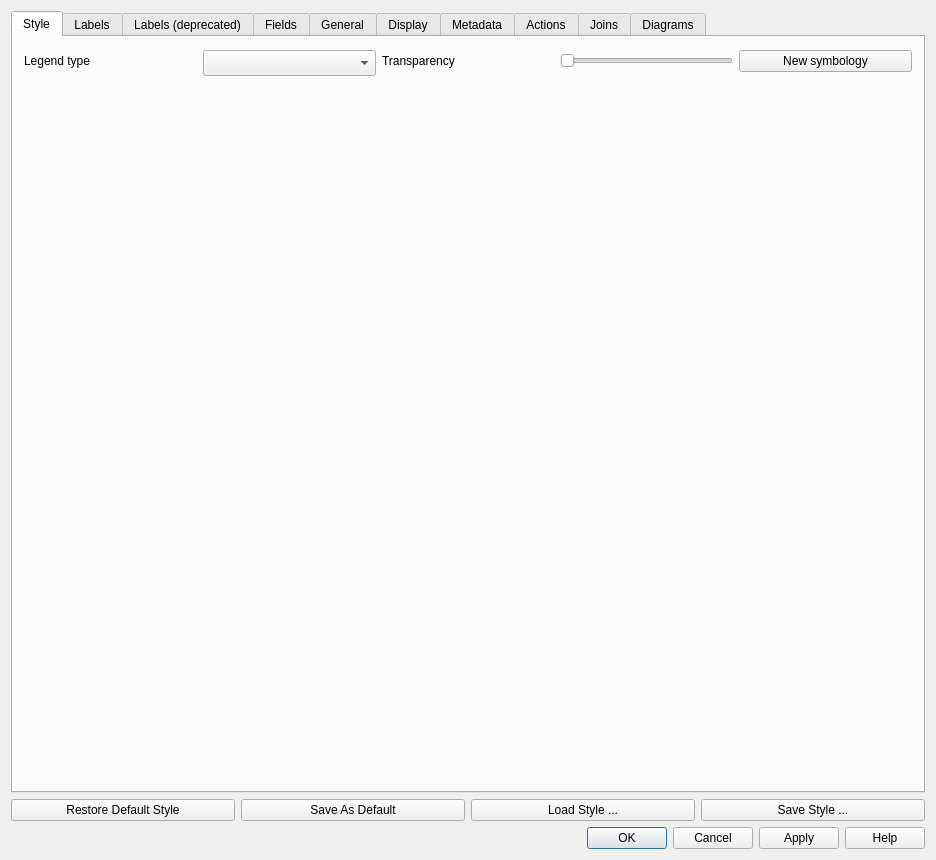
Qt form src/ui/qgsvectorlayerpropertiesbase.ui (qgis/QGIS) before a commit.
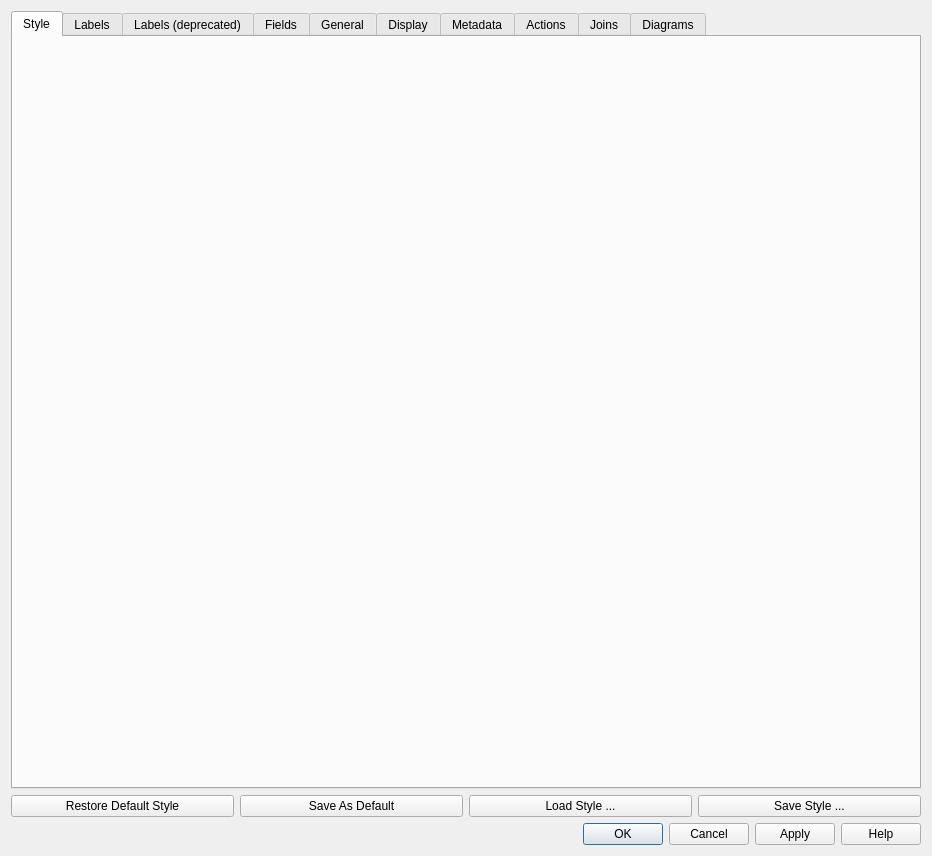
The same form after that commit. Icons and pictures are not drawn. Custom widgets are drawn as their Qt base class.

Commit message: Removed old symbology dialogs.

The edit to the form file:
```diff
--- a/src/ui/qgsvectorlayerpropertiesbase.ui
+++ b/src/ui/qgsvectorlayerpropertiesbase.ui
@@ -6,8 +6,8 @@
    <rect>
     <x>0</x>
     <y>0</y>
-    <width>936</width>
-    <height>860</height>
+    <width>932</width>
+    <height>856</height>
    </rect>
   </property>
   <property name="windowTitle">
@@ -83,80 +83,7 @@
        <string>Style</string>
       </attribute>
       <layout class="QGridLayout" name="gridLayout_4">
-       <item row="0" column="0">
-        <widget class="QLabel" name="legendtypelabel">
-         <property name="sizePolicy">
-          <sizepolicy hsizetype="Minimum" vsizetype="Preferred">
-           <horstretch>0</horstretch>
-           <verstretch>0</verstretch>
-          </sizepolicy>
-         </property>
-         <property name="maximumSize">
-          <size>
-           <width>32767</width>
-           <height>22</height>
-          </size>
-         </property>
-         <property name="text">
-          <string>Legend type</string>
-         </property>
-        </widget>
-       </item>
-       <item row="0" column="1">
-        <widget class="QComboBox" name="legendtypecombobox">
-         <property name="sizePolicy">
-          <sizepolicy hsizetype="Maximum" vsizetype="Fixed">
-           <horstretch>0</horstretch>
-           <verstretch>0</verstretch>
-          </sizepolicy>
-         </property>
-         <property name="minimumSize">
-          <size>
-           <width>0</width>
-           <height>26</height>
-          </size>
-         </property>
-         <property name="maximumSize">
-          <size>
-           <width>32767</width>
-           <height>22</height>
-          </size>
-         </property>
-        </widget>
-       </item>
-       <item row="0" column="2">
-        <widget class="QLabel" name="lblTransparencyPercent">
-         <property name="sizePolicy">
-          <sizepolicy hsizetype="Minimum" vsizetype="Preferred">
-           <horstretch>0</horstretch>
-           <verstretch>0</verstretch>
-          </sizepolicy>
-         </property>
-         <property name="text">
-          <string>Transparency</string>
-         </property>
-        </widget>
-       </item>
-       <item row="0" column="3">
-        <widget class="QSlider" name="sliderTransparency">
-         <property name="sizePolicy">
-          <sizepolicy hsizetype="Minimum" vsizetype="Fixed">
-           <horstretch>0</horstretch>
-           <verstretch>0</verstretch>
-          </sizepolicy>
-         </property>
-         <property name="maximum">
-          <number>255</number>
-         </property>
-         <property name="value">
-          <number>0</number>
-         </property>
-         <property name="orientation">
-          <enum>Qt::Horizontal</enum>
-         </property>
-        </widget>
-       </item>
-       <item row="1" column="0" colspan="5">
+       <item row="0" column="0" colspan="2">
         <widget class="QStackedWidget" name="widgetStackRenderers">
          <property name="sizePolicy">
           <sizepolicy hsizetype="Expanding" vsizetype="Expanding">
@@ -175,13 +102,6 @@
          </property>
         </widget>
        </item>
-       <item row="0" column="4">
-        <widget class="QPushButton" name="btnUseNewSymbology">
-         <property name="text">
-          <string>New symbology</string>
-         </property>
-        </widget>
-       </item>
       </layout>
      </widget>
      <widget class="QWidget" name="labelingTab">
```
Left out of the diff: 13 changed lines with no effect on the pictures. The commit also changes 23 other files.
